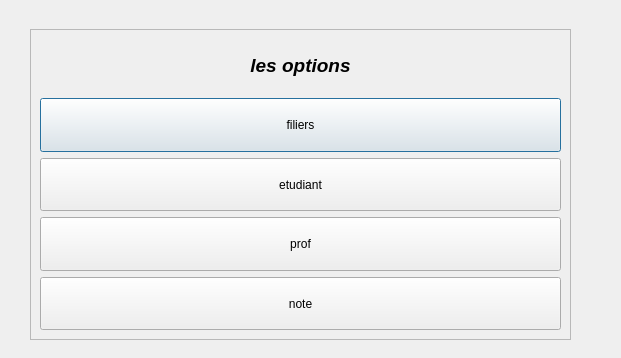
khalilh2002/Interface-Graphique-pour-gestion-de-departement-Informatique-de-FST, file options.ui: the form before one commit.
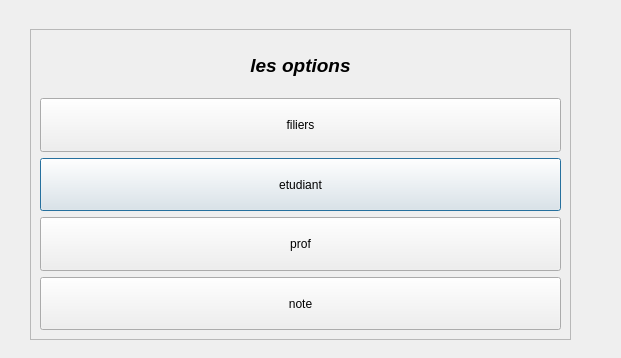
The form after the commit.

What changed in the file:
```diff
--- a/options.ui
+++ b/options.ui
@@ -53,6 +53,9 @@
       <property name="text">
        <string>filiers</string>
       </property>
+      <property name="autoDefault">
+       <bool>false</bool>
+      </property>
      </widget>
     </item>
     <item>
```
Left out of the diff: 2 changed lines with no effect on the pictures.
